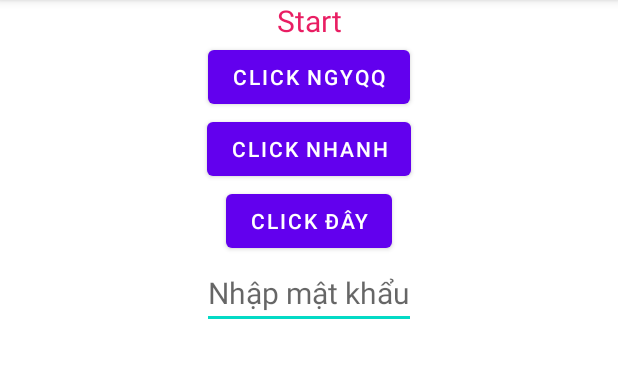
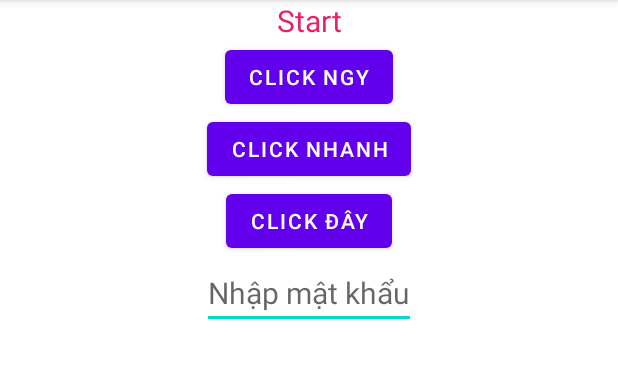
Before and after one commit to quangquyen2702/DOANAPP, an Android app: the screen it shows after launch (MainActivity), on a phone screen of 412 x 824 dp, the part 84-462 px from its top. Run offline under Robolectric (Android 15) with nearby library versions, the phone set to English and light mode, and no system bars.

Commit message:
Update activity_main.xml

```diff
--- a/app/src/main/res/layout/activity_main.xml
+++ b/app/src/main/res/layout/activity_main.xml
@@ -17,7 +17,7 @@
     <Button
         android:layout_width="wrap_content"
         android:layout_height="wrap_content"
-        android:text="Click ngyqq"
+        android:text="Click ngy"
         android:layout_gravity="center">
 
     </Button>
```
